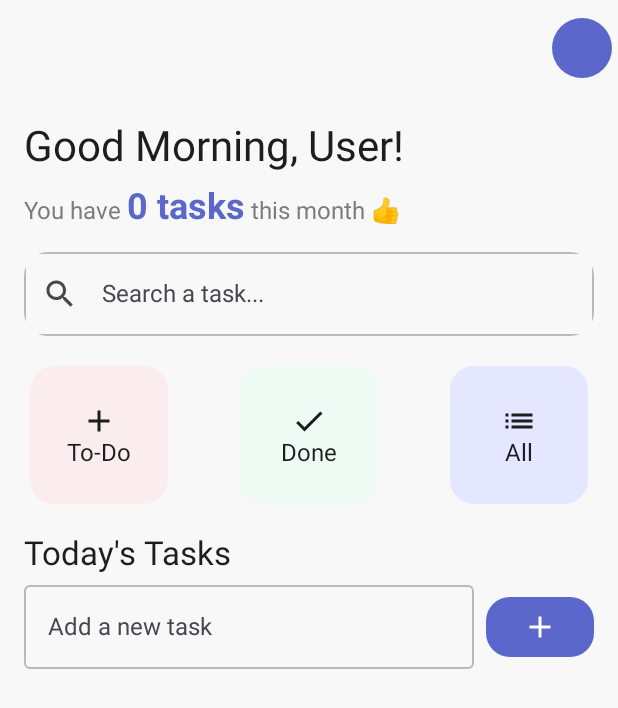
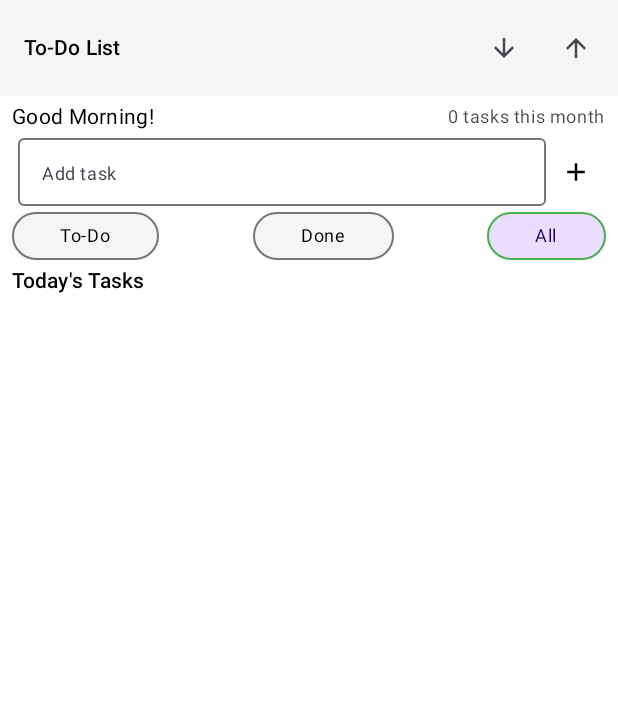
Before and after one commit to LeonixZx/ToDoList2, an Android app built with Jetpack Compose: the screen it shows after launch (MainActivity), on a phone screen of 412 x 824 dp. Shown: the top 708 px of the screen. Run offline under Robolectric (Android 15) with nearby library versions, the phone set to English and light mode, and no system bars; our stand-ins replace AdMob; 3 statements that could not run were skipped.

Commit message:
Theme 3, compacted

```diff
--- a/app/build.gradle.kts
+++ b/app/build.gradle.kts
@@ -72,4 +72,7 @@ dependencies {
     implementation("com.google.code.gson:gson:2.10.1")
     implementation("com.google.android.gms:play-services-ads:22.5.0")
     implementation("androidx.multidex:multidex:2.0.1")
+    implementation("com.google.code.gson:gson:2.8.9")
+    implementation("androidx.compose.material:material-icons-extended:1.5.4")
+    implementation("androidx.compose.material3:material3:1.1.0")
 }
--- a/app/src/main/java/com/example/todolist/MainActivity.kt
+++ b/app/src/main/java/com/example/todolist/MainActivity.kt
@@ -3,6 +3,7 @@ package com.example.todolist
 import android.os.Bundle
 import androidx.activity.ComponentActivity
 import androidx.activity.compose.setContent
+import androidx.activity.viewModels
 import androidx.compose.foundation.ExperimentalFoundationApi
 import androidx.compose.foundation.background
 import androidx.compose.foundation.clickable
@@ -20,6 +21,7 @@ import androidx.compose.ui.Modifier
 import androidx.compose.ui.draw.clip
 import androidx.compose.ui.graphics.Color
 import androidx.compose.ui.graphics.vector.ImageVector
+import androidx.compose.ui.platform.LocalContext
 import androidx.compose.ui.text.SpanStyle
 import androidx.compose.ui.text.buildAnnotatedString
 import androidx.compose.ui.text.font.FontWeight
@@ -32,20 +34,32 @@ import com.example.todolist.ui.theme.AppTheme
 import com.example.todolist.ui.theme.AppColors
 import java.text.SimpleDateFormat
 import java.util.*
-import androidx.compose.material.icons.filled.CheckCircle
-import androidx.compose.material.icons.filled.List
-import androidx.compose.material.icons.filled.Add
-import androidx.compose.material.icons.filled.Check
+import androidx.activity.result.contract.ActivityResultContracts
+
+import androidx.compose.ui.tooling.preview.Preview
+import android.app.Application
+import androidx.compose.foundation.BorderStroke
+
+import androidx.compose.runtime.Composable
 
 class MainActivity : ComponentActivity() {
     private lateinit var adMobManager: AdMobManager
+    private val todoViewModel: TodoViewModel by viewModels()
+
+    private val exportLauncher = registerForActivityResult(ActivityResultContracts.CreateDocument("application/json")) { uri ->
+        uri?.let { todoViewModel.exportTasks(contentResolver, it) }
+    }
+
+    private val importLauncher = registerForActivityResult(ActivityResultContracts.OpenDocument()) { uri ->
+        uri?.let { todoViewModel.importTasks(contentResolver, it) }
+    }
 
     override fun onCreate(savedInstanceState: Bundle?) {
         super.onCreate(savedInstanceState)
         adMobManager = (application as TodoApplication).adMobManager
         setContent {
             AppTheme {
-                TodoApp()
+                TodoApp(todoViewModel, ::exportTasks, ::importTasks)
             }
         }
     }
@@ -54,11 +68,24 @@ class MainActivity : ComponentActivity() {
         super.onResume()
         adMobManager.showAdIfAvailable(this)
     }
+
+    private fun exportTasks() {
+        exportLauncher.launch("tasks.json")
     }
+
+    private fun importTasks() {
+        importLauncher.launch(arrayOf("application/json"))
+    }
+}
+
 
 @OptIn(ExperimentalMaterial3Api::class)
 @Composable
-fun TodoApp(todoViewModel: TodoViewModel = viewModel()) {
+fun TodoApp(
+    todoViewModel: TodoViewModel = viewModel(),
+    onExportTasks: () -> Unit,
+    onImportTasks: () -> Unit
+) {
     var newTodoText by remember { mutableStateOf("") }
     var searchQuery by remember { mutableStateOf("") }
     var selectedCategory by remember { mutableStateOf(TaskCategory.ALL) }
@@ -66,19 +93,19 @@ fun TodoApp(todoViewModel: TodoViewModel = viewModel()) {
     Scaffold(
         topBar = {
             TopAppBar(
-                title = { },
+                title = { Text("To-Do List", style = MaterialTheme.typography.titleSmall) },
+                actions = {
+                    IconButton(onClick = onExportTasks) {
+                        Icon(Icons.Default.ArrowDownward, contentDescription = "Export Tasks", modifier = Modifier.size(20.dp))
+                    }
+                    IconButton(onClick = onImportTasks) {
+                        Icon(Icons.Default.ArrowUpward, contentDescription = "Import Tasks", modifier = Modifier.size(20.dp))
+                    }
+                },
                 colors = TopAppBarDefaults.topAppBarColors(
-                    containerColor = MaterialTheme.colorScheme.background,
-                    titleContentColor = MaterialTheme.colorScheme.onBackground
-                ),
-                actions = {
-                    Box(
-                        modifier = Modifier
-                            .size(40.dp)
-                            .clip(CircleShape)
-                            .background(AppColors.Primary)
+                    containerColor = MaterialTheme.colorScheme.surface,
+                    titleContentColor = MaterialTheme.colorScheme.onSurface
                 )
-                }
             )
         }
     ) { innerPadding ->
@@ -86,25 +113,27 @@ fun TodoApp(todoViewModel: TodoViewModel = viewModel()) {
             modifier = Modifier
                 .fillMaxSize()
                 .padding(innerPadding)
-                .padding(16.dp)
+                .padding(horizontal = 8.dp, vertical = 4.dp)
         ) {
-            Greeting("User")
-            Spacer(modifier = Modifier.height(8.dp))
+            Row(
+                modifier = Modifier.fillMaxWidth(),
+                horizontalArrangement = Arrangement.SpaceBetween,
+                verticalAlignment = Alignment.CenterVertically
+            ) {
+                Greeting()
                 TaskCount(todoViewModel.todos.size)
-            Spacer(modifier = Modifier.height(16.dp))
+            }
+            Spacer(modifier = Modifier.height(4.dp))
+            Row(
+                modifier = Modifier.fillMaxWidth(),
+                verticalAlignment = Alignment.CenterVertically
+            ) {
                 SearchBar(
                     query = searchQuery,
-                onQueryChange = { searchQuery = it }
+                    onQueryChange = { searchQuery = it },
+                    modifier = Modifier.weight(1f)
                 )
-            Spacer(modifier = Modifier.height(16.dp))
-            CategoryButtons(selectedCategory) { selectedCategory = it }
-            Spacer(modifier = Modifier.height(16.dp))
-            Text(
-                "Today's Tasks",
-                style = MaterialTheme.typography.titleLarge,
-                color = AppColors.DarkText
-            )
-            Spacer(modifier = Modifier.height(8.dp))
+                Spacer(modifier = Modifier.width(4.dp))
                 TodoInput(
                     value = newTodoText,
                     onValueChange = { newTodoText = it },
@@ -115,7 +144,16 @@ fun TodoApp(todoViewModel: TodoViewModel = viewModel()) {
                         }
                     }
                 )
-            Spacer(modifier = Modifier.height(16.dp))
+            }
+            Spacer(modifier = Modifier.height(4.dp))
+            CategoryButtons(selectedCategory) { selectedCategory = it }
+            Spacer(modifier = Modifier.height(4.dp))
+            Text(
+                "Today's Tasks",
+                style = MaterialTheme.typography.titleSmall,
+                color = MaterialTheme.colorScheme.onBackground
+            )
+            Spacer(modifier = Modifier.height(4.dp))
             TodoList(
                 todos = todoViewModel.getTodos(searchQuery, selectedCategory),
                 onToggleTodo = { todoViewModel.toggleTodo(it) },
@@ -126,7 +164,7 @@ fun TodoApp(todoViewModel: TodoViewModel = viewModel()) {
 }
 
 @Composable
-fun Greeting(name: String) {
+fun Greeting() {
     val calendar = Calendar.getInstance()
     val greeting = when (calendar.get(Calendar.HOUR_OF_DAY)) {
         in 0..11 -> "Good Morning"
@@ -135,45 +173,31 @@ fun Greeting(name: String) {
         else -> "Good Night"
     }
     Text(
-        text = "$greeting, $name!",
-        style = MaterialTheme.typography.headlineMedium,
-        color = AppColors.DarkText
+        text = "$greeting!",
+        style = MaterialTheme.typography.bodyMedium,
+        color = MaterialTheme.colorScheme.onBackground
     )
 }
 
 @Composable
 fun TaskCount(count: Int) {
     Text(
-        text = buildAnnotatedString {
-            append("You have ")
-            withStyle(style = SpanStyle(
-                color = AppColors.Primary,
-                fontWeight = FontWeight.Bold,
-                fontSize = 24.sp
-            )) {
-                append("$count tasks")
-            }
-            append(" this month 👍")
-        },
-        style = MaterialTheme.typography.bodyLarge,
-        color = AppColors.LightText
+        text = "$count tasks this month",
+        style = MaterialTheme.typography.bodySmall,
+        color = MaterialTheme.colorScheme.onBackground.copy(alpha = 0.7f)
     )
 }
 
 @Composable
-fun SearchBar(query: String, onQueryChange: (String) -> Unit) {
+fun SearchBar(query: String, onQueryChange: (String) -> Unit, modifier: Modifier = Modifier) {
     OutlinedTextField(
         value = query,
         onValueChange = onQueryChange,
-        modifier = Modifier
-            .fillMaxWidth()
-            .clip(RoundedCornerShape(16.dp)),
-        placeholder = { Text("Search a task...") },
-        leadingIcon = { Icon(Icons.Default.Search, contentDescription = null) },
-        colors = OutlinedTextFieldDefaults.colors(
-            focusedBorderColor = AppColors.Primary,
-            unfocusedBorderColor = AppColors.LightText.copy(alpha = 0.5f)
-        )
+        modifier = modifier.height(40.dp),
+        placeholder = { Text("Search", style = MaterialTheme.typography.bodySmall) },
+        leadingIcon = { Icon(Icons.Default.Search, contentDescription = null, modifier = Modifier.size(18.dp)) },
+        singleLine = true,
+        textStyle = MaterialTheme.typography.bodySmall
     )
 }
 
@@ -183,48 +207,38 @@ fun CategoryButtons(selectedCategory: TaskCategory, onCategorySelected: (TaskCat
         modifier = Modifier.fillMaxWidth(),
         horizontalArrangement = Arrangement.SpaceBetween
     ) {
-        CategoryButton(
-            text = "To-Do",
-            icon = Icons.Default.Add,
-            color = AppColors.LightPink,
-            selected = selectedCategory == TaskCategory.TODO,
-            onClick = { onCategorySelected(TaskCategory.TODO) }
-        )
-        CategoryButton(
-            text = "Done",
-            icon = Icons.Default.Check,
-            color = AppColors.LightGreen,
-            selected = selectedCategory == TaskCategory.DONE,
-            onClick = { onCategorySelected(TaskCategory.DONE) }
-        )
-        CategoryButton(
-            text = "All",
-            icon = Icons.Default.List,
-            color = AppColors.LightPurple,
-            selected = selectedCategory == TaskCategory.ALL,
-            onClick = { onCategorySelected(TaskCategory.ALL) }
-        )
+        CategoryButton("To-Do", TaskCategory.TODO, selectedCategory, onCategorySelected)
+        CategoryButton("Done", TaskCategory.DONE, selectedCategory, onCategorySelected)
+        CategoryButton("All", TaskCategory.ALL, selectedCategory, onCategorySelected)
     }
 }
 
 @Composable
-fun CategoryButton(text: String, icon: ImageVector, color: Color, selected: Boolean, onClick: () -> Unit) {
-    Card(
-        modifier = Modifier
-            .size(100.dp)
-            .padding(4.dp)
-            .clickable(onClick = onClick),
-        colors = CardDefaults.cardColors(containerColor = if (selected) color else color.copy(alpha = 0.5f)),
-        shape = RoundedCornerShape(16.dp)
+fun CategoryButton(
+    text: String,
+    category: TaskCategory,
+    selectedCategory: TaskCategory,
+    onCategorySelected: (TaskCategory) -> Unit
 ) {
-        Column(
-            modifier = Modifier.fillMaxSize(),
-            horizontalAlignment = Alignment.CenterHorizontally,
-            verticalArrangement = Arrangement.Center
+    val isSelected = category == selectedCategory
+    OutlinedButton(
+        onClick = { onCategorySelected(category) },
+        modifier = Modifier.height(32.dp),
+        shape = MaterialTheme.shapes.large,
+        colors = ButtonDefaults.outlinedButtonColors(
+            containerColor = if (isSelected) MaterialTheme.colorScheme.primaryContainer else MaterialTheme.colorScheme.surface,
+            contentColor = if (isSelected) MaterialTheme.colorScheme.onPrimaryContainer else MaterialTheme.colorScheme.onSurface
+        ),
+        border = BorderStroke(
+            width = 1.dp,
+            color = if (isSelected) MaterialTheme.colorScheme.primary else MaterialTheme.colorScheme.outline
+        )
     ) {
-            Icon(icon, contentDescription = null, tint = AppColors.DarkText)
-            Text(text, color = AppColors.DarkText)
-        }
+        Text(
+            text = text,
+            style = MaterialTheme.typography.bodySmall,
+            modifier = Modifier.padding(horizontal = 8.dp)
+        )
     }
 }
 
@@ -235,84 +249,73 @@ fun TodoInput(value: String, onValueChange: (String) -> Unit, onAddTodo: () -> U
         OutlinedTextField(
             value = value,
             onValueChange = onValueChange,
-            modifier = Modifier.weight(1f),
-            placeholder = { Text("Add a new task") },
+            modifier = Modifier.height(45.dp).weight(1f),
+            placeholder = { Text("Add task", style = MaterialTheme.typography.bodySmall) },
             singleLine = true,
-            colors = OutlinedTextFieldDefaults.colors(
-                focusedBorderColor = AppColors.Primary,
-                unfocusedBorderColor = AppColors.LightText.copy(alpha = 0.5f)
+            textStyle = MaterialTheme.typography.bodySmall
         )
-        )
-        Spacer(modifier = Modifier.width(8.dp))
-        Button(
-            onClick = onAddTodo,
-            colors = ButtonDefaults.buttonColors(containerColor = AppColors.Primary),
-            shape = RoundedCornerShape(16.dp)
-        ) {
-            Icon(Icons.Default.Add, contentDescription = "Add todo")
+        IconButton(onClick = onAddTodo, modifier = Modifier.size(40.dp)) {
+            Icon(Icons.Default.Add, contentDescription = "Add todo", modifier = Modifier.size(20.dp))
         }
     }
 }
 
 @OptIn(ExperimentalFoundationApi::class)
 @Composable
-fun TodoList(
-    todos: List<Todo>,
-    onToggleTodo: (Int) -> Unit,
-    onDeleteTodo: (Int) -> Unit
-) {
+fun TodoList(todos: List<Todo>, onToggleTodo: (Int) -> Unit, onDeleteTodo: (Int) -> Unit) {
     LazyColumn {
-        items(todos, key = { it.id }) { todo ->
-            TodoItem(
-                todo = todo,
-                onToggle = { onToggleTodo(todo.id) },
-                onDelete = { onDeleteTodo(todo.id) },
-                modifier = Modifier.animateItemPlacement()
-            )
+        items(todos) { todo ->
+            TodoItem(todo, onToggleTodo, onDeleteTodo)
         }
     }
 }
 
 @Composable
-fun TodoItem(todo: Todo, onToggle: () -> Unit, onDelete: () -> Unit, modifier: Modifier = Modifier) {
+fun TodoItem(todo: Todo, onToggle: (Int) -> Unit, onDelete: (Int) -> Unit) {
     Card(
-        modifier = modifier
+        modifier = Modifier
             .fillMaxWidth()
-            .padding(vertical = 4.dp),
-        elevation = CardDefaults.cardElevation(defaultElevation = 2.dp),
-        shape = RoundedCornerShape(16.dp)
+            .padding(vertical = 2.dp),
+        elevation = CardDefaults.cardElevation(defaultElevation = 1.dp)
     ) {
         Row(
-            modifier = Modifier
-                .fillMaxWidth()
-                .padding(16.dp),
+            modifier = Modifier.padding(8.dp),
             verticalAlignment = Alignment.CenterVertically
         ) {
-            Column(modifier = Modifier.weight(1f)) {
+            Checkbox(
+                checked = todo.isCompleted,
+                onCheckedChange = { onToggle(todo.id) },
+                modifier = Modifier.size(20.dp)
+            )
             Text(
                 text = todo.task,
-                    style = MaterialTheme.typography.bodyLarge,
+                style = MaterialTheme.typography.bodySmall,
+                modifier = Modifier.weight(1f).padding(start = 8.dp),
                 textDecoration = if (todo.isCompleted) TextDecoration.LineThrough else TextDecoration.None
             )
             Text(
-                    text = SimpleDateFormat("MMM dd, yyyy 'at' h:mm a", Locale.getDefault()).format(Date(todo.createdAt)),
-                    style = MaterialTheme.typography.bodySmall,
-                    color = AppColors.LightText
+                text = if (todo.isCompleted) "Done" else "Todo",
+                style = MaterialTheme.typography.labelSmall,
+                color = if (todo.isCompleted) MaterialTheme.colorScheme.primary else MaterialTheme.colorScheme.error
             )
-            }
-            Spacer(modifier = Modifier.width(8.dp))
-            AssistChip(
-                onClick = { onToggle() },
-                label = { Text(if (todo.isCompleted) "Completed" else "Pending") },
-                colors = AssistChipDefaults.assistChipColors(
-                    containerColor = if (todo.isCompleted) AppColors.LightGreen else AppColors.LightPink
-                )
-            )
-            IconButton(onClick = onDelete) {
-                Icon(Icons.Default.Delete, contentDescription = "Delete", tint = AppColors.Secondary)
+            IconButton(onClick = { onDelete(todo.id) }, modifier = Modifier.size(24.dp)) {
+                Icon(Icons.Default.Delete, contentDescription = "Delete", modifier = Modifier.size(16.dp))
             }
         }
     }
 }
 
+
+@Preview(showBackground = true)
+@Composable
+fun DefaultPreview() {
+    AppTheme {
+        TodoApp(
+            todoViewModel = TodoViewModel(Application()),
+            onExportTasks = {},
+            onImportTasks = {}
+        )
+    }
+}
+
 enum class TaskCategory { TODO, DONE, ALL }
--- /dev/null
+++ b/app/src/main/java/com/example/todolist/TodoRepository.kt
@@ -0,0 +1,39 @@
+package com.example.todolist
+
+import android.content.Context
+import com.google.gson.Gson
+import com.google.gson.reflect.TypeToken
+import java.io.File
+
+class TodoRepository(private val context: Context) {
+    private val gson = Gson()
+
+    fun saveTasks(tasks: List<Todo>) {
+        val json = gson.toJson(tasks)
+        context.openFileOutput("tasks.json", Context.MODE_PRIVATE).use {
+            it.write(json.toByteArray())
+        }
+    }
+
+    fun loadTasks(): List<Todo> {
+        val file = File(context.filesDir, "tasks.json")
+        return if (file.exists()) {
+            val json = file.readText()
+            gson.fromJson(json, object : TypeToken<List<Todo>>() {}.type)
+        } else {
+            emptyList()
+        }
+    }
+
+    fun exportTasks(file: File) {
+        val tasks = loadTasks()
+        val json = gson.toJson(tasks)
+        file.writeText(json)
+    }
+
+    fun importTasks(file: File) {
+        val json = file.readText()
+        val tasks: List<Todo> = gson.fromJson(json, object : TypeToken<List<Todo>>() {}.type)
+        saveTasks(tasks)
+    }
+}
--- a/app/src/main/java/com/example/todolist/ui/theme/Theme.kt
+++ b/app/src/main/java/com/example/todolist/ui/theme/Theme.kt
@@ -10,6 +10,7 @@ import androidx.compose.ui.text.TextStyle
 import androidx.compose.ui.text.font.FontFamily
 import androidx.compose.ui.text.font.FontWeight
 import androidx.compose.ui.unit.sp
+
 
 object AppColors {
     val Primary = Color(0xFF5B67CA)
@@ -29,26 +30,26 @@ object AppColors {
     val LightText = Color(0xFF7C7C7C)
 }
 
-private val LightColorScheme = lightColorScheme(
-    primary = AppColors.Primary,
-    secondary = AppColors.Secondary,
-    background = AppColors.Background,
-    surface = AppColors.Surface,
-    onPrimary = AppColors.OnPrimary,
-    onSecondary = AppColors.OnSecondary,
-    onBackground = AppColors.OnBackground,
-    onSurface = AppColors.OnSurface
+private val DarkColorScheme = darkColorScheme(
+    primary = Color(0xFF4CAF50),
+    secondary = Color(0xFF03DAC6),
+    background = Color(0xFF121212),
+    surface = Color(0xFF1E1E1E),
+    onPrimary = Color.White,
+    onSecondary = Color.Black,
+    onBackground = Color.White,
+    onSurface = Color.White
 )
 
-private val DarkColorScheme = darkColorScheme(
-    primary = AppColors.Primary,
-    secondary = AppColors.Secondary,
-    background = Color(0xFF1E1E1E),
-    surface = Color(0xFF2D2D2D),
-    onPrimary = AppColors.OnPrimary,
-    onSecondary = AppColors.OnSecondary,
-    onBackground = Color.White,
-    onSurface = Color.White
+private val LightColorScheme = lightColorScheme(
+    primary = Color(0xFF4CAF50),
+    secondary = Color(0xFF03DAC6),
+    background = Color.White,
+    surface = Color(0xFFF5F5F5),
+    onPrimary = Color.White,
+    onSecondary = Color.Black,
+    onBackground = Color.Black,
+    onSurface = Color.Black
 )
 
 @Composable
```
Also changed, not shown: app/src/main/java/com/example/todolist/TodoViewModel.kt (+49 -38 lines). Lines whose indentation alone changed are shown as unchanged.
